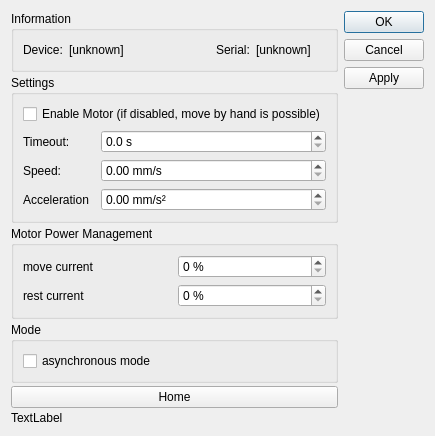
First picture: the form in ThorlabsISM/dialogThorlabsISM.ui, repository itom-project/plugins, before the edit.
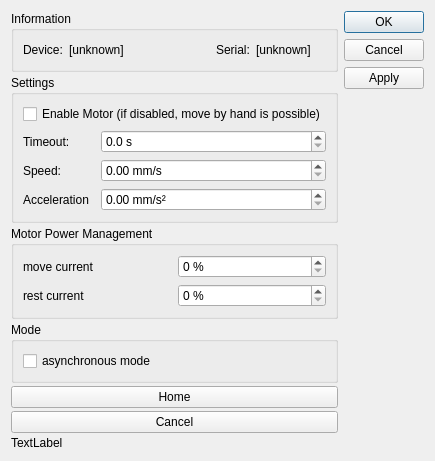
Second picture: the form after the edit.

```diff
--- a/ThorlabsISM/dialogThorlabsISM.ui
+++ b/ThorlabsISM/dialogThorlabsISM.ui
@@ -292,6 +292,13 @@
        </property>
       </widget>
      </item>
+     <item>
+      <widget class="QPushButton" name="btnCalibInterrupt">
+       <property name="text">
+        <string>Cancel</string>
+       </property>
+      </widget>
+     </item>
      <item>
       <widget class="QLabel" name="lblHomed">
        <property name="text">
```
